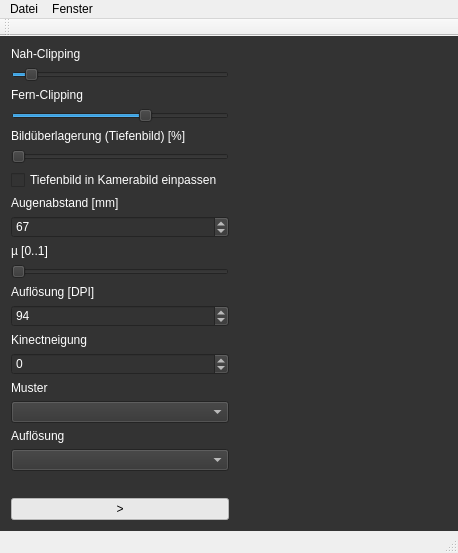
This is mainwindow.ui in 607011/bineqt as Qt 5 draws it before an edit. The edited form follows.
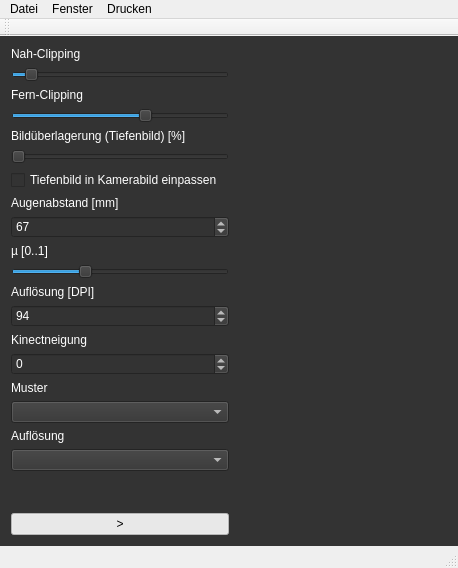
This is the edited form.

Commit message: Alle Einstellungen im Hauptfenster bleiben fuer den naechsten Start erhalten. Stereogramme lassen sich direkt aus der Anwendung mit einer Aufloesung von 150 dpi (DIN A4) drucken. Tastenkuerzel Strg+S und Umsch+Strg+S zum Speichern von Tiefenbild und Autostereogramm.

```diff
--- a/mainwindow.ui
+++ b/mainwindow.ui
@@ -7,7 +7,7 @@
     <x>0</x>
     <y>0</y>
     <width>458</width>
-    <height>553</height>
+    <height>568</height>
    </rect>
   </property>
   <property name="sizePolicy">
@@ -182,7 +182,7 @@
            <number>100</number>
           </property>
           <property name="value">
-           <number>1</number>
+           <number>333</number>
           </property>
           <property name="orientation">
            <enum>Qt::Horizontal</enum>
@@ -370,8 +370,15 @@
     </property>
     <addaction name="actionDetachStereogram"/>
    </widget>
+   <widget class="QMenu" name="menuPrint">
+    <property name="title">
+     <string>Drucken</string>
+    </property>
+    <addaction name="actionPrintAutostereogram"/>
+   </widget>
    <addaction name="menu_File"/>
    <addaction name="menuWindow"/>
+   <addaction name="menuPrint"/>
   </widget>
   <widget class="QToolBar" name="mainToolBar">
    <attribute name="toolBarArea">
```
Left out of the diff: 18 changed lines with no effect on the pictures. The commit also changes 14 other files.
